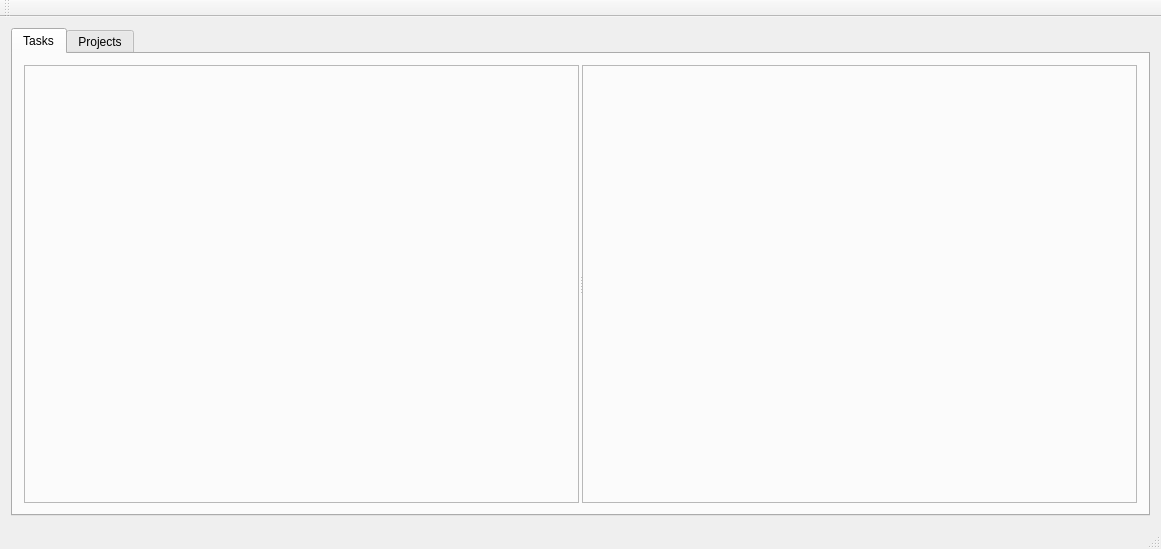
Qt form src/gui/taskapp.ui (campbellmbrown/task-app) before a commit.
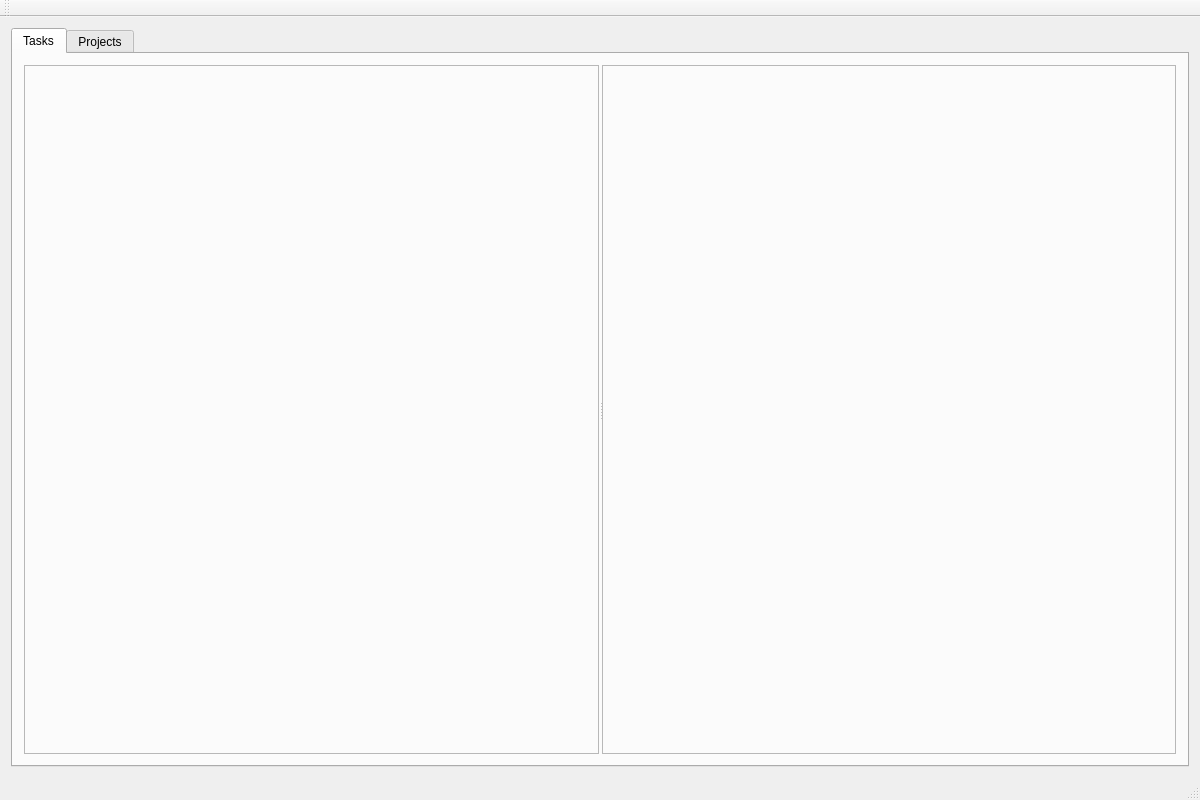
The same form after that commit.

Commit message: #17 Making slightly bigger

Patch:
```diff
--- a/src/gui/taskapp.ui
+++ b/src/gui/taskapp.ui
@@ -6,8 +6,8 @@
    <rect>
     <x>0</x>
     <y>0</y>
-    <width>1161</width>
-    <height>549</height>
+    <width>1200</width>
+    <height>800</height>
    </rect>
   </property>
   <property name="windowTitle">
```
